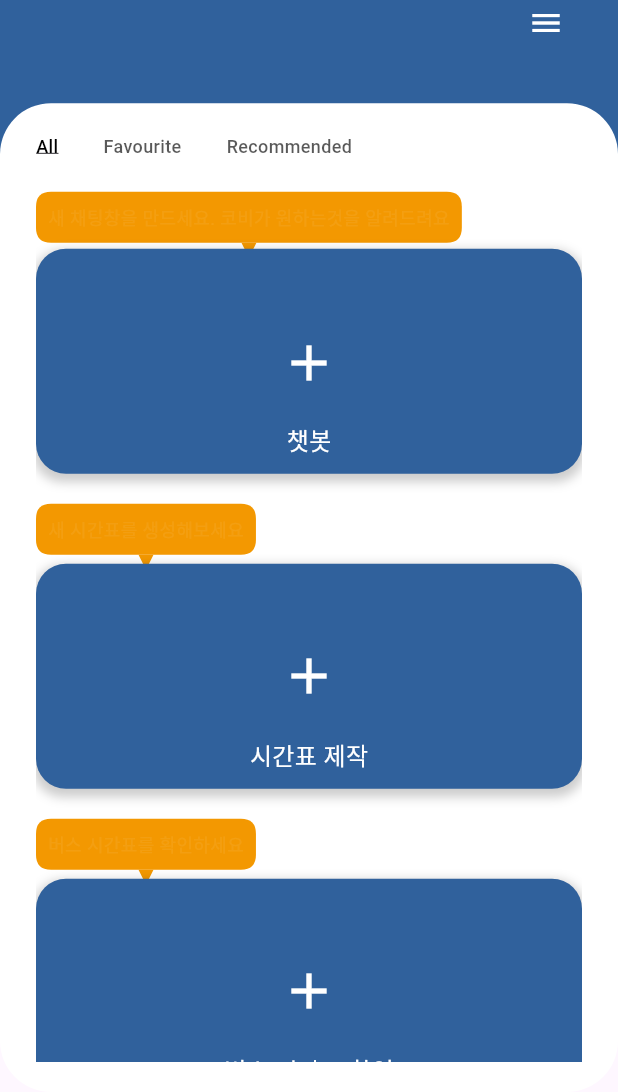
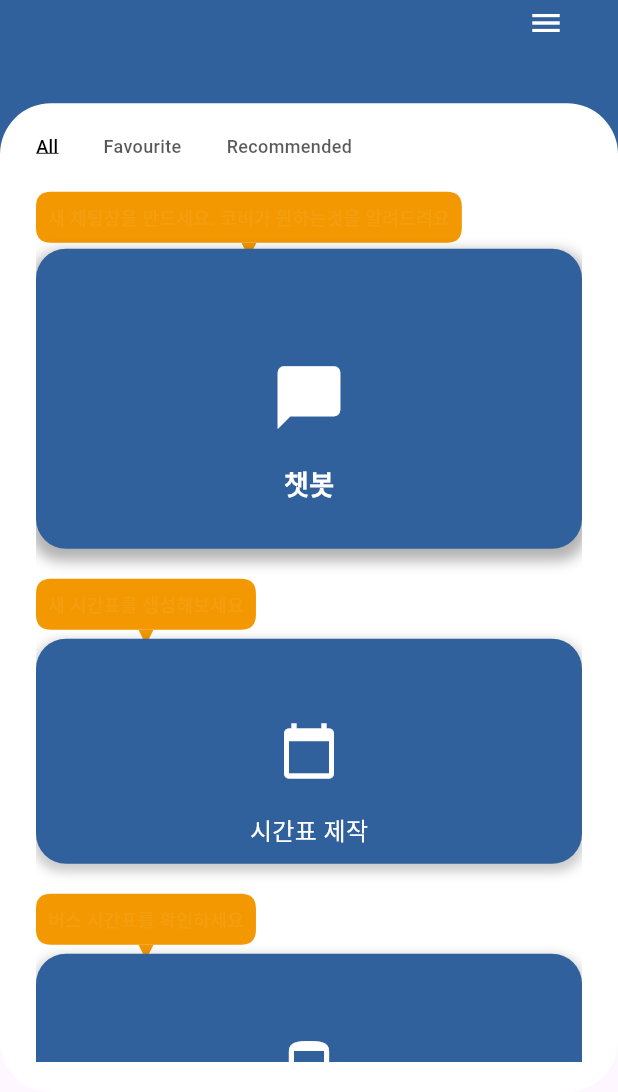
Before and after one commit to LogiStic1207/KOBI, a Flutter app: the DashboardPage screen opened directly, on a phone screen of 412 x 824 dp, the part 144-1236 px from its top. Run offline on Flutter 3.47's test engine with Material 3 defaults, Android fonts, the phone set to English and light mode, and no system bars; our stand-ins replace fluttertoast, graphql_flutter, shared_preferences, sliding_up_panel; missing offline and left inert: mailto; accounts and stored records are empty.

Commit message:
ui update 5.20

```diff
--- a/kobi_3/lib/dashboard.dart
+++ b/kobi_3/lib/dashboard.dart
@@ -375,16 +375,16 @@ class ChatBotCard extends StatelessWidget {
             margin:
                 const EdgeInsets.only(top: 40), // Added margin to shift down
             width: double.infinity,
-            height: 150,
+            height: 200, // 챗봇 카드 높이 증가
             decoration: BoxDecoration(
               color: Color(0xff30619c),
               borderRadius: BorderRadius.circular(20),
               boxShadow: [
                 BoxShadow(
-                  color: Colors.black.withOpacity(0.2),
-                  spreadRadius: 2,
-                  blurRadius: 5,
-                  offset: Offset(0, 3), // changes position of shadow
+                  color: Colors.black.withOpacity(0.3), // 그림자 농도 증가
+                  spreadRadius: 3,
+                  blurRadius: 7,
+                  offset: Offset(0, 5), // 그림자 위치 조정
                 ),
               ],
             ),
@@ -394,14 +394,16 @@ class ChatBotCard extends StatelessWidget {
               children: [
                 Padding(
                   padding: const EdgeInsets.only(top: 55.0), // 원하는 값으로 조절
-                  child: Icon(Icons.add, color: Colors.white, size: 40),
+                  child: Icon(Icons.chat_bubble,
+                      color: Colors.white, size: 50), // 더 큰 아이콘
                 ),
                 SizedBox(height: 20),
                 Text(
                   '챗봇',
                   style: TextStyle(
                     color: Colors.white,
-                    fontSize: 16,
+                    fontSize: 18, // 텍스트 크기 증가
+                    fontWeight: FontWeight.bold, // 텍스트 굵게
                   ),
                 ),
                 SizedBox(height: 10),
@@ -456,7 +458,8 @@ class TimetableCard extends StatelessWidget {
               children: [
                 Padding(
                   padding: const EdgeInsets.only(top: 55.0), // 원하는 값으로 조절
-                  child: Icon(Icons.add, color: Colors.white, size: 40),
+                  child:
+                      Icon(Icons.calendar_today, color: Colors.white, size: 40),
                 ),
                 Spacer(),
                 Text(
@@ -494,7 +497,10 @@ class BusInfoCard extends StatelessWidget {
           ),
         ),
         GestureDetector(
-          onTap: onTap,
+          onTap: () {
+            Navigator.push(context,
+                MaterialPageRoute(builder: (context) => ChatBotPage()));
+          },
           child: Container(
             width: double.infinity,
             height: 150,
@@ -515,7 +521,8 @@ class BusInfoCard extends StatelessWidget {
               children: [
                 Padding(
                   padding: const EdgeInsets.only(top: 55.0), // 원하는 값으로 조절
-                  child: Icon(Icons.add, color: Colors.white, size: 40),
+                  child:
+                      Icon(Icons.directions_bus, color: Colors.white, size: 40),
                 ),
                 Spacer(),
                 Text(
--- a/kobi_3/lib/menu/timetablepage.dart
+++ b/kobi_3/lib/menu/timetablepage.dart
@@ -570,7 +570,6 @@ class _TimetablePageState extends State<TimetablePage> {
     Set<String> keys = prefs.getKeys();
     List<String> timetableNames =
         keys.where((key) => key.startsWith("timetable_")).toList();
-
     await showDialog(
       context: context,
       builder: (BuildContext context) {
```
